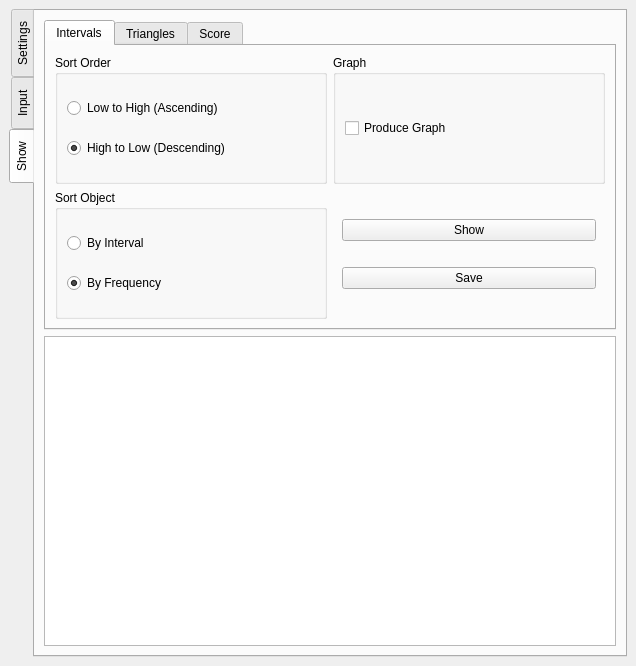
The window that qt/main_window.ui (ELVIS-Project/vis-framework) describes before a commit, drawn with Qt 5.
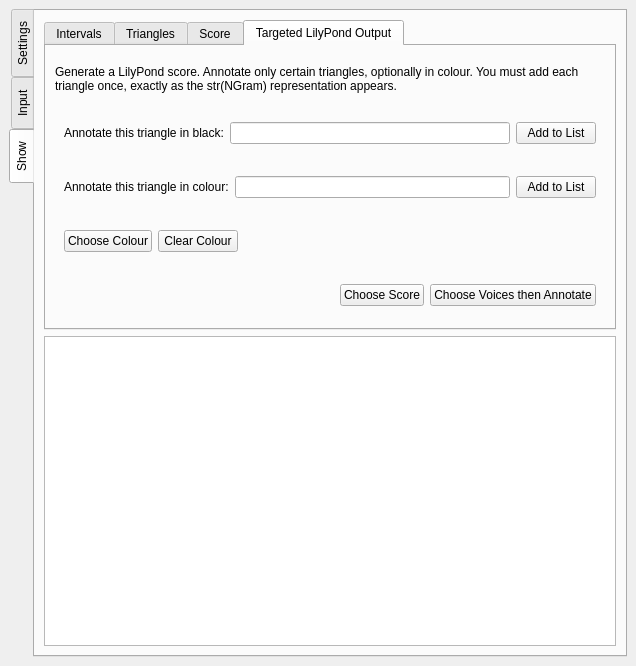
The same window after the commit. The open tabs and pages were chosen to show the change.

Commit message:
Complete GUI Implementation of LilyPond Targeted Output
Closes #37. There's a new tab in the "Show" tab. It successfully outputs
scores.

```diff
--- a/qt/main_window.ui
+++ b/qt/main_window.ui
@@ -666,6 +666,141 @@
             </item>
            </layout>
           </widget>
+          <widget class="QWidget" name="tab_targeted_lily">
+           <attribute name="title">
+            <string>Targeted LilyPond Output</string>
+           </attribute>
+           <layout class="QVBoxLayout" name="verticalLayout_17">
+            <item>
+             <widget class="QLabel" name="label_3">
+              <property name="text">
+               <string>Generate a LilyPond score. Annotate only certain triangles, optionally in colour. You must add each triangle once, exactly as the str(NGram) representation appears.</string>
+              </property>
+              <property name="textFormat">
+               <enum>Qt::PlainText</enum>
+              </property>
+              <property name="wordWrap">
+               <bool>true</bool>
+              </property>
+             </widget>
+            </item>
+            <item>
+             <widget class="QWidget" name="widget_5" native="true">
+              <layout class="QHBoxLayout" name="horizontalLayout_6">
+               <item>
+                <widget class="QLabel" name="label_6">
+                 <property name="text">
+                  <string>Annotate this triangle in black:</string>
+                 </property>
+                 <property name="buddy">
+                  <cstring>line_targeted_add_black</cstring>
+                 </property>
+                </widget>
+               </item>
+               <item>
+                <widget class="QLineEdit" name="line_targeted_add_black"/>
+               </item>
+               <item>
+                <widget class="QPushButton" name="btn_targeted_add_black">
+                 <property name="text">
+                  <string>Add to List</string>
+                 </property>
+                </widget>
+               </item>
+              </layout>
+             </widget>
+            </item>
+            <item>
+             <widget class="QWidget" name="widget_6" native="true">
+              <layout class="QHBoxLayout" name="horizontalLayout_7">
+               <item>
+                <widget class="QLabel" name="label_7">
+                 <property name="text">
+                  <string>Annotate this triangle in colour:</string>
+                 </property>
+                </widget>
+               </item>
+               <item>
+                <widget class="QLineEdit" name="line_targeted_add_colour"/>
+               </item>
+               <item>
+                <widget class="QPushButton" name="btn_targeted_add_colour">
+                 <property name="text">
+                  <string>Add to List</string>
+                 </property>
+                </widget>
+               </item>
+              </layout>
+             </widget>
+            </item>
+            <item>
+             <widget class="QWidget" name="widget_7" native="true">
+              <layout class="QHBoxLayout" name="horizontalLayout_8">
+               <item>
+                <widget class="QPushButton" name="btn_targeted_colour_choose">
+                 <property name="text">
+                  <string>Choose Colour</string>
+                 </property>
+                </widget>
+               </item>
+               <item>
+                <widget class="QPushButton" name="btn_targeted_colour_clear">
+                 <property name="text">
+                  <string>Clear Colour</string>
+                 </property>
+                </widget>
+               </item>
+               <item>
+                <spacer name="horizontalSpacer">
+                 <property name="orientation">
+                  <enum>Qt::Horizontal</enum>
+                 </property>
+                 <property name="sizeHint" stdset="0">
+                  <size>
+                   <width>40</width>
+                   <height>20</height>
+                  </size>
+                 </property>
+                </spacer>
+               </item>
+              </layout>
+             </widget>
+            </item>
+            <item>
+             <widget class="QWidget" name="widget_8" native="true">
+              <layout class="QHBoxLayout" name="horizontalLayout_9">
+               <item>
+                <spacer name="horizontalSpacer_2">
+                 <property name="orientation">
+                  <enum>Qt::Horizontal</enum>
+                 </property>
+                 <property name="sizeHint" stdset="0">
+                  <size>
+                   <width>194</width>
+                   <height>20</height>
+                  </size>
+                 </property>
+                </spacer>
+               </item>
+               <item>
+                <widget class="QPushButton" name="btn_targeted_choose_score">
+                 <property name="text">
+                  <string>Choose Score</string>
+                 </property>
+                </widget>
+               </item>
+               <item>
+                <widget class="QPushButton" name="btn_targeted_produce">
+                 <property name="text">
+                  <string>Choose Voices then Annotate</string>
+                 </property>
+                </widget>
+               </item>
+              </layout>
+             </widget>
+            </item>
+           </layout>
+          </widget>
          </widget>
         </item>
         <item>
```
The commit also changes 3 other files.
